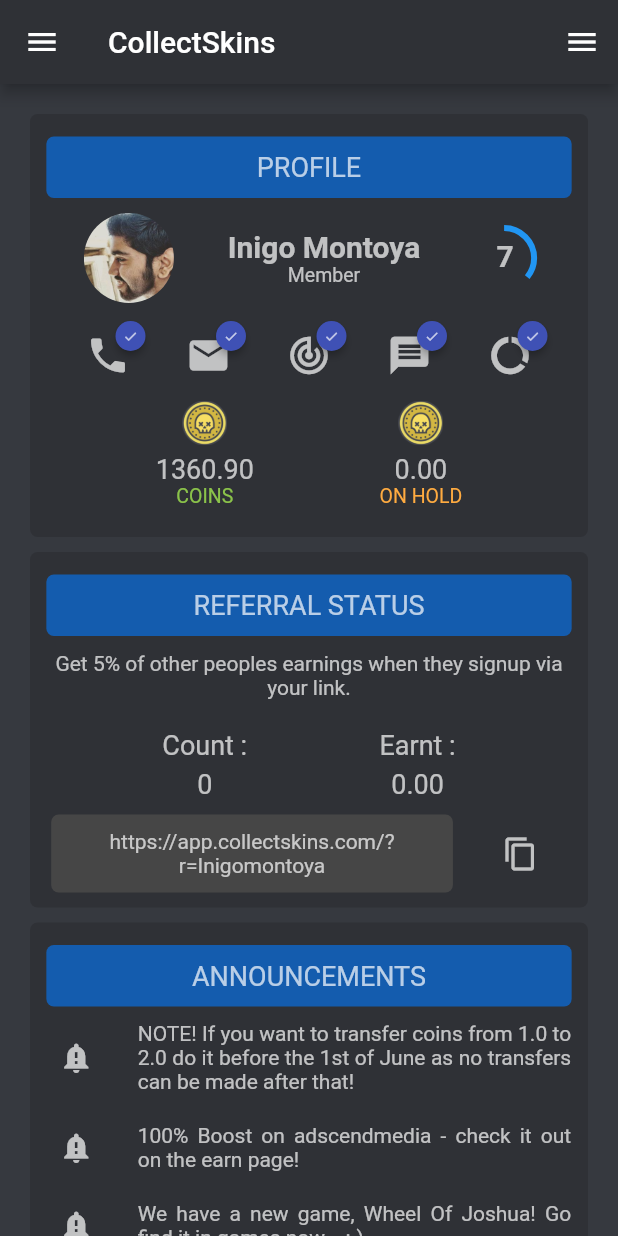
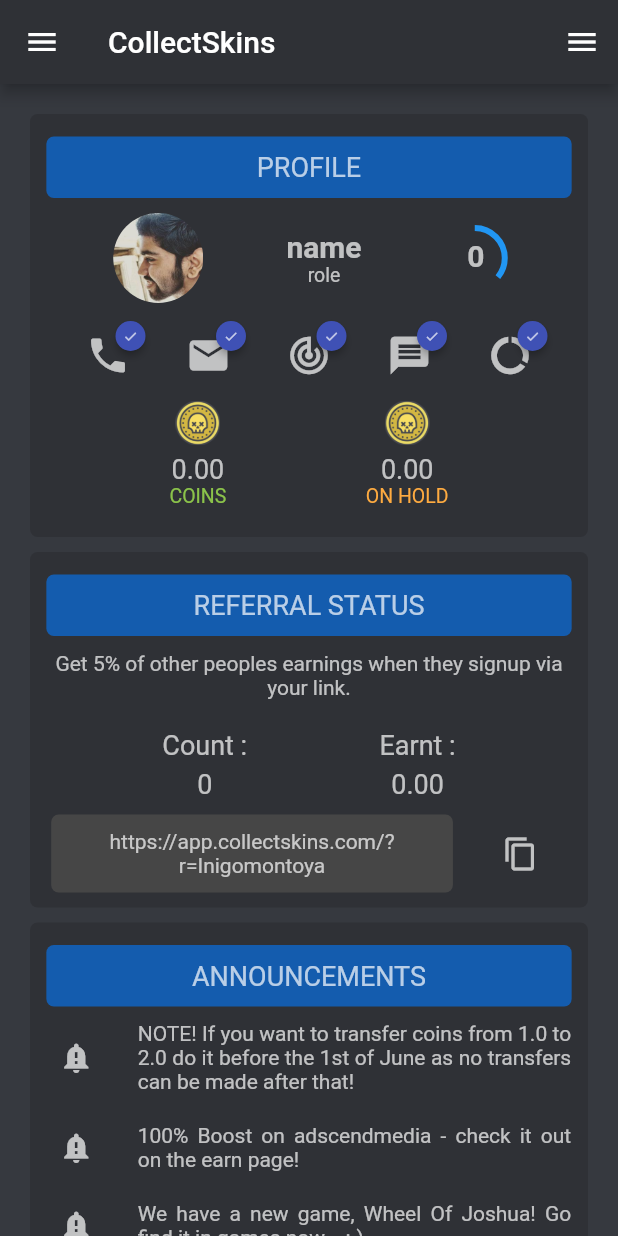
Before and after one commit to sumit0047/CollectSkins-app-2.0, a Flutter app: the screen it shows after launch, on a phone screen of 412 x 824 dp. Run offline on Flutter 3.47's test engine with Material 2 defaults, Android fonts, the phone set to English and light mode, and no system bars; drawn by our look-alikes of badges; our stand-ins replace firebase_database, smooth_page_indicator; accounts and stored records are empty.

Commit message:
added Realtime Firebase sync for home widgets

```diff
--- /dev/null
+++ b/lib/model/ModelProfile.dart
@@ -0,0 +1,47 @@
+
+
+import 'package:firebase_database/firebase_database.dart';
+
+class Profile {
+  String userID;
+  String userName;
+  String userRole;
+  String userLevel;
+  String userCoins;
+  String userCoinsOnHold;
+
+  Profile.fromMap(Map<String, dynamic> data){
+    userCoins = data['userCoins'];
+    userName = data['userName'];
+    userRole = data['userRole'];
+    userLevel = data['userLevel'];
+    userCoinsOnHold = data['userCoinsOnHold'];
+    userID = data['userID'];
+  }
+
+  Profile.fromSnapshot(DataSnapshot snapshot)
+      : userName = snapshot.value["userName"],
+        userRole = snapshot.value["userRole"];
+  Profile.fromJson(Map data){
+    userName = data['userName'];
+    userRole = data['userRole'];
+    userCoins = data['userCoins'];
+    userCoinsOnHold = data['userCoinsOnHold'];
+    userLevel = data['userLevel'];
+    if (userName == null) {
+      userName = '';
+    }
+    if (userRole == null) {
+      userRole = '';
+    }
+    if (userCoins == null) {
+      userCoins = '';
+    }
+    if (userCoinsOnHold == null) {
+      userCoinsOnHold = '';
+    }
+    if (userLevel == null) {
+      userLevel = '';
+    }
+  }
+}
--- a/lib/widgets/home.dart
+++ b/lib/widgets/home.dart
@@ -1,8 +1,14 @@
+
+
+import 'package:collectskins/model/ModelProfile.dart';
+import 'package:firebase_database/firebase_database.dart';
+import 'package:firebase_database/ui/firebase_animated_list.dart';
 import 'package:flutter/material.dart';
 import 'package:collectskins/widgets/Earnings.dart';
 import 'package:collectskins/widgets/Withdrawals.dart';
 import 'package:smooth_page_indicator/smooth_page_indicator.dart';
 import 'package:badges/badges.dart';
+import 'dart:async';
 
 class Home extends StatefulWidget {
   @override
@@ -10,6 +16,16 @@ class Home extends StatefulWidget {
 }
 
 class _HomeState extends State<Home> {
+  Profile profile;
+  StreamSubscription _subscriptionProfile;
+  @override
+  void initState(){
+    FirebaseProfile.getProfileStream("sumit,kr445@gmail,com", _updateProfile)
+        .then((StreamSubscription s) => _subscriptionProfile = s);
+    super.initState();
+  }
+
+
   PageController _EarningsController = PageController(
     initialPage: 0,
   );
@@ -17,16 +33,37 @@ class _HomeState extends State<Home> {
     initialPage: 0,
   );
   String _ref = "CollectSkins.com/?=InigoMontoya";
+  String _userName = "name";
+  String _userRole = "role";
+  String _userLevel = "0";
+  String _userCoins = "0.00";
+  String _userCoinsOnHold = "0.00";
 
   @override
   void dispose() {
     _EarningsController.dispose();
+    _WithdrawalsController.dispose();
+    if (_subscriptionProfile != null) {
+      _subscriptionProfile.cancel();
+    }
     super.dispose();
+  }
+
+  _updateProfile(Profile value) {
+    setState((){
+      _userName = value.userName;
+      _userRole = value.userRole;
+      _userLevel = value.userLevel;
+      _userCoins = value.userCoins;
+      _userCoinsOnHold = value.userCoinsOnHold;
+
+    });
   }
 
 
   @override
   Widget build(BuildContext context) {
+
     return SafeArea(
       child: Container(
         child :
@@ -35,7 +72,7 @@ class _HomeState extends State<Home> {
             SizedBox(
               height: 20,
             ),
-            //Profile
+
     Container(
             margin: EdgeInsets.symmetric(horizontal: 20),
             decoration: BoxDecoration(
@@ -81,8 +118,8 @@ class _HomeState extends State<Home> {
                         ),
                         Column(
                           children: <Widget>[
-                              Text("Inigo Montoya",style: TextStyle(color: Colors.white70,fontSize: 20,fontWeight: FontWeight.bold),),
-                              Text("Member",style: TextStyle(color: Colors.white70,fontSize: 13,)),
+                            Text(_userName,style: TextStyle(color: Colors.white70,fontSize: 20,fontWeight: FontWeight.bold),),
+                            Text(_userRole,style: TextStyle(color: Colors.white70,fontSize: 13,)),
                           ],
                         ),
                         Stack(
@@ -95,7 +132,7 @@ class _HomeState extends State<Home> {
                                 value: 0.36,
                               ),
                             ),
-                              Positioned(top: 7,left: 15,child: Text("7",style: TextStyle(color: Colors.white70,fontSize: 20,fontWeight: FontWeight.bold),textAlign: TextAlign.center,),)
+                            Positioned(top: 7,left: 15,child: Text(_userLevel,style: TextStyle(color: Colors.white70,fontSize: 20,fontWeight: FontWeight.bold),textAlign: TextAlign.center,),)
                           ],
                         )
                       ],
@@ -151,7 +188,7 @@ class _HomeState extends State<Home> {
                         SizedBox(
                           height: 5,
                         ),
-                          Text("1360.90",style: TextStyle(color: Colors.white70,fontSize: 18,),textAlign: TextAlign.center,),
+                        Text(_userCoins,style: TextStyle(color: Colors.white70,fontSize: 18,),textAlign: TextAlign.center,),
 
                         Text("COINS",style: TextStyle(color: Colors.lightGreen,fontSize: 13,),textAlign: TextAlign.center,),
                       ],
@@ -166,7 +203,7 @@ class _HomeState extends State<Home> {
                         SizedBox(
                           height: 5,
                         ),
-                          Text("0.00",style: TextStyle(color: Colors.white70,fontSize: 18,),textAlign: TextAlign.center,),
+                        Text(_userCoinsOnHold,style: TextStyle(color: Colors.white70,fontSize: 18,),textAlign: TextAlign.center,),
 
                         Text("ON HOLD",style: TextStyle(color: Colors.orangeAccent,fontSize: 13,),textAlign: TextAlign.center,),
                       ],
@@ -185,6 +222,8 @@ class _HomeState extends State<Home> {
           ),
 
       //End Profile
+
+
           SizedBox(
             height: 10,
           ),
@@ -528,3 +567,25 @@ class _HomeState extends State<Home> {
     );
   }
 }
+
+class FirebaseProfile {
+
+  static Future<StreamSubscription<Event>> getProfileStream(String profileKey,
+      void onData(Profile profile)) async {
+
+    StreamSubscription<Event> subscription = FirebaseDatabase.instance
+        .reference()
+        .child("users")
+        .child("users")
+        .child(profileKey)
+        .onValue
+        .listen((Event event) {
+      print(event.snapshot.value);
+      var profile = new Profile.fromJson(event.snapshot.value);
+
+      onData(profile);
+    });
+
+    return subscription;
+  }
+}
--- a/pubspec.yaml
+++ b/pubspec.yaml
@@ -33,6 +33,11 @@ dependencies:
 
   badges: ^1.1.1
 
+  firebase_core: ^0.4.5
+  firebase_database: ^3.1.6
+  cloud_firestore: ^0.13.6
+
+  provider: ^3.1.0
 dev_dependencies:
   flutter_test:
     sdk: flutter
```
Also changed, not shown: pubspec.lock, 4 other files. Lines whose indentation alone changed are shown as unchanged.
